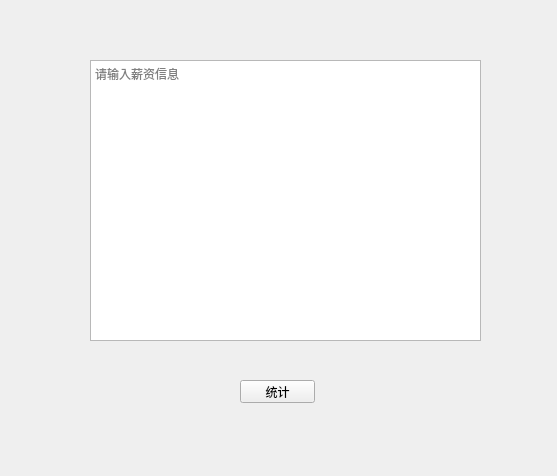
First picture: the form in Graphical interface/stats.ui, repository 1222r52egyejt/qiyao, before the edit.
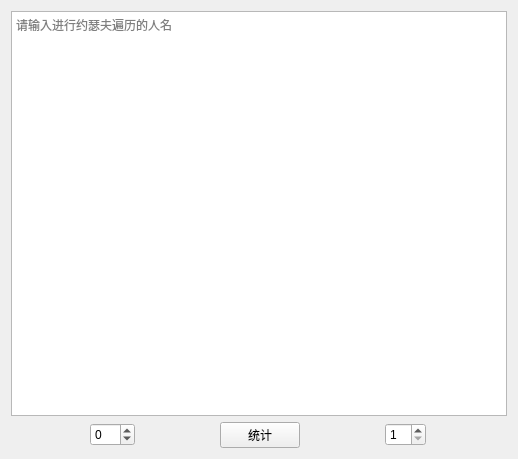
Second picture: the form after the edit.

Commit message: 约瑟夫环图形界面

The edit to the form file:
```diff
--- a/Graphical interface/stats.ui
+++ b/Graphical interface/stats.ui
@@ -6,39 +6,69 @@
    <rect>
     <x>0</x>
     <y>0</y>
-    <width>557</width>
-    <height>476</height>
+    <width>518</width>
+    <height>459</height>
    </rect>
   </property>
   <property name="windowTitle">
    <string>统计薪资</string>
   </property>
+  <layout class="QVBoxLayout" name="verticalLayout_2">
+   <item>
+    <layout class="QVBoxLayout" name="verticalLayout">
+     <item>
   <widget class="QPlainTextEdit" name="TextEdit">
-   <property name="geometry">
-    <rect>
-     <x>90</x>
-     <y>60</y>
-     <width>391</width>
-     <height>281</height>
-    </rect>
-   </property>
    <property name="placeholderText">
-    <string>请输入薪资信息</string>
-   </property>
-  </widget>
+        <string>请输入进行约瑟夫遍历的人名</string>
+       </property>
+      </widget>
+     </item>
+     <item>
+      <layout class="QHBoxLayout" name="horizontalLayout_5">
+       <item>
+        <widget class="QSpinBox" name="spinBox_2">
+         <property name="sizePolicy">
+          <sizepolicy hsizetype="Fixed" vsizetype="Fixed">
+           <horstretch>0</horstretch>
+           <verstretch>0</verstretch>
+          </sizepolicy>
+         </property>
+         <property name="minimum">
+          <number>-99</number>
+         </property>
+        </widget>
+       </item>
+       <item>
   <widget class="QPushButton" name="Button">
-   <property name="geometry">
-    <rect>
-     <x>240</x>
-     <y>380</y>
-     <width>75</width>
-     <height>23</height>
-    </rect>
+         <property name="sizePolicy">
+          <sizepolicy hsizetype="Fixed" vsizetype="Fixed">
+           <horstretch>0</horstretch>
+           <verstretch>0</verstretch>
+          </sizepolicy>
    </property>
    <property name="text">
     <string>统计</string>
    </property>
   </widget>
+       </item>
+       <item>
+        <widget class="QSpinBox" name="spinBox">
+         <property name="sizePolicy">
+          <sizepolicy hsizetype="Fixed" vsizetype="Fixed">
+           <horstretch>0</horstretch>
+           <verstretch>0</verstretch>
+          </sizepolicy>
+         </property>
+         <property name="minimum">
+          <number>1</number>
+         </property>
+        </widget>
+       </item>
+      </layout>
+     </item>
+    </layout>
+   </item>
+  </layout>
  </widget>
  <resources/>
  <connections/>
```
Left out of the diff: 2 changed lines with no effect on the pictures. Lines whose indentation alone changed are shown as unchanged. The commit also changes 1 other file.
